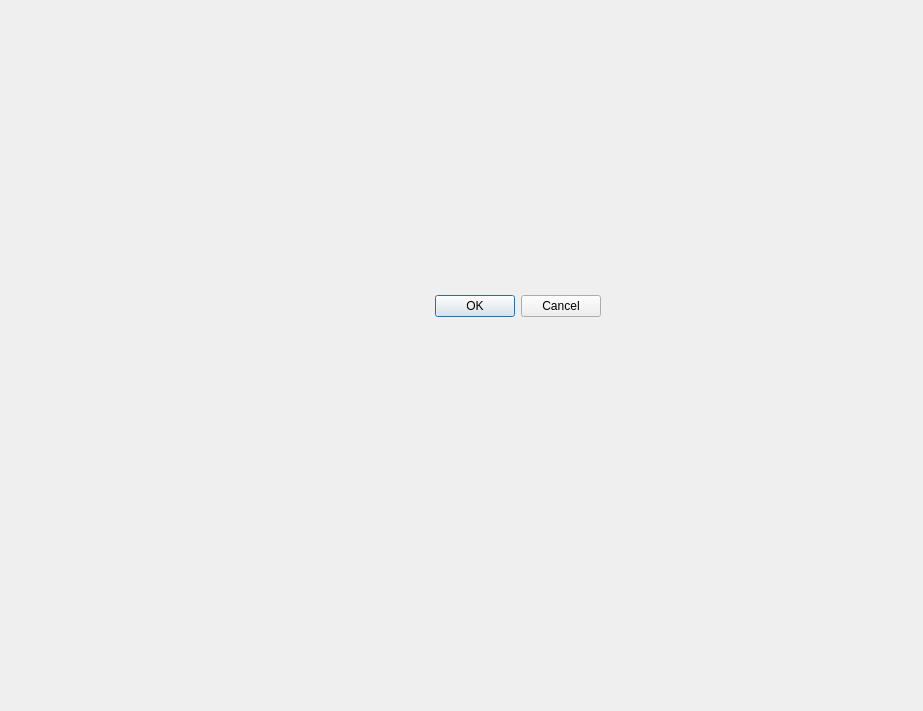
The window that desktop/gui/mainwindow.ui (18020777/PARADOX-EG) describes before a commit, drawn with Qt 5.
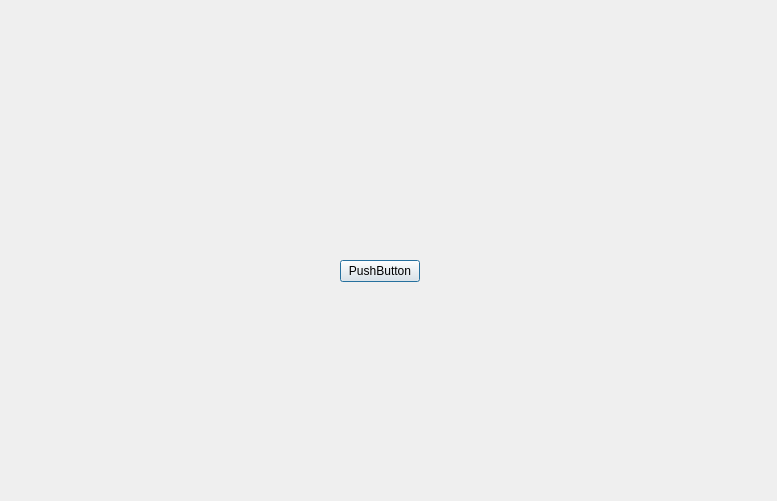
The same window after the commit.

Diff of the .ui file:
```diff
--- a/desktop/gui/mainwindow.ui
+++ b/desktop/gui/mainwindow.ui
@@ -6,27 +6,24 @@
    <rect>
     <x>0</x>
     <y>0</y>
-    <width>923</width>
-    <height>711</height>
+    <width>777</width>
+    <height>501</height>
    </rect>
   </property>
   <property name="windowTitle">
    <string>Dialog</string>
   </property>
-  <widget class="QDialogButtonBox" name="buttonBox">
+  <widget class="QPushButton" name="pushButton">
    <property name="geometry">
     <rect>
-     <x>260</x>
-     <y>290</y>
-     <width>341</width>
-     <height>32</height>
+     <x>340</x>
+     <y>260</y>
+     <width>80</width>
+     <height>22</height>
     </rect>
    </property>
-   <property name="orientation">
-    <enum>Qt::Horizontal</enum>
-   </property>
-   <property name="standardButtons">
-    <set>QDialogButtonBox::Cancel|QDialogButtonBox::Ok</set>
+   <property name="text">
+    <string>PushButton</string>
    </property>
   </widget>
  </widget>
```
Left out of the diff: 35 changed lines with no effect on the pictures.
